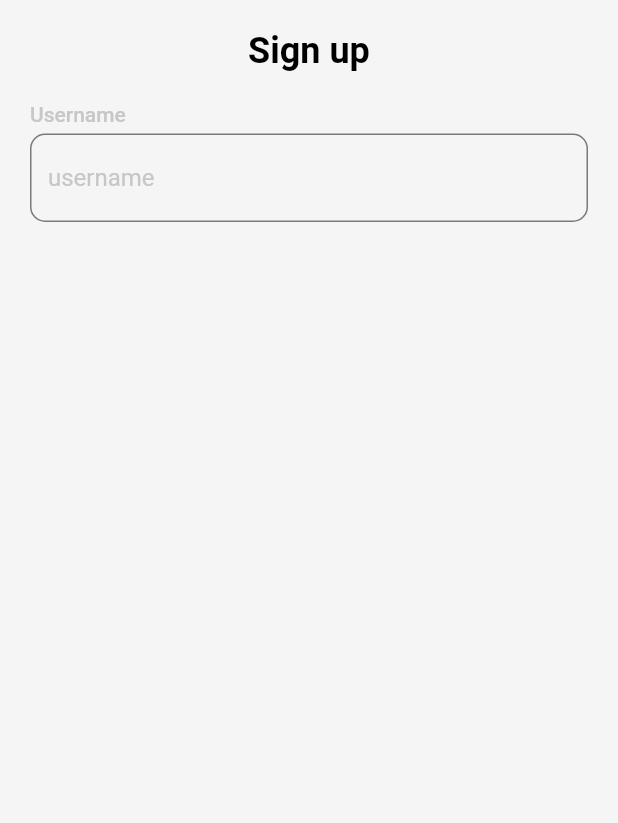
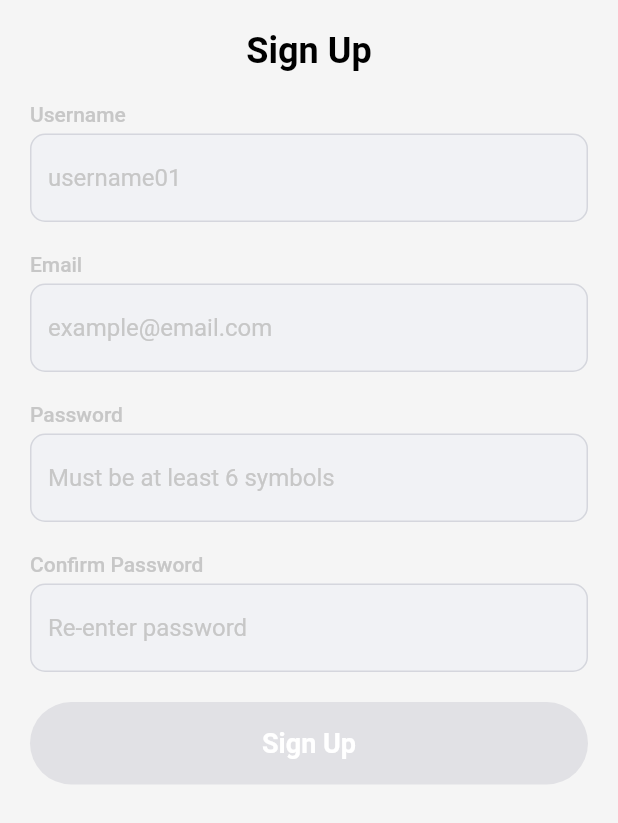
Before and after one commit to akab1902/PersonalTrainingApp, a Flutter app: the screen it shows after launch, on a phone screen of 412 x 824 dp. Shown: the top 823 px of the screen. Run offline on Flutter 3.47's test engine with Material 2 defaults, Android fonts, the phone set to English and light mode, and no system bars; our stand-ins replace firebase_core, flutter_bloc; accounts and stored records are empty.

Commit message:
add signup bloc

```diff
--- a/lib/core/ common_widgets/custom_button.dart
+++ b/lib/core/ common_widgets/custom_button.dart
@@ -1,10 +1,40 @@
 import 'package:flutter/material.dart';
 
+import '../const/color_constants.dart';
+
 class CustomButton extends StatelessWidget {
-  const CustomButton({Key? key}) : super(key: key);
+  final String title;
+  final bool isEnabled;
+  final Function() onTap;
+
+  const CustomButton({super.key, required this.title, this.isEnabled = true, required this.onTap});
 
   @override
   Widget build(BuildContext context) {
-    return Container();
+    return Container(
+      width: double.infinity,
+      height: 55,
+      decoration: BoxDecoration(
+        color: isEnabled ? ColorConstants.secondaryColor : ColorConstants.disabledColor,
+        borderRadius: BorderRadius.circular(100),
+      ),
+      child: Material(
+        color: Colors.transparent,
+        child: InkWell(
+          borderRadius: BorderRadius.circular(100),
+          onTap: onTap,
+          child: Center(
+            child: Text(
+              title,
+              style: const TextStyle(
+                color: ColorConstants.white,
+                fontSize: 18,
+                fontWeight: FontWeight.bold,
+              ),
+            ),
+          ),
+        ),
+      ),
+    );
   }
 }
--- a/lib/core/ common_widgets/custom_text_field.dart
+++ b/lib/core/ common_widgets/custom_text_field.dart
@@ -28,6 +28,12 @@ class CustomTextField extends StatefulWidget {
 class _CustomTextFieldState extends State<CustomTextField> {
   FocusNode focusNode = FocusNode();
   bool stateIsError = false;
+
+  @override
+  void didUpdateWidget(covariant CustomTextField oldWidget) {
+    super.didUpdateWidget(oldWidget);
+    stateIsError = focusNode.hasFocus ? false : widget.isError;
+  }
 
   @override
   void initState() {
@@ -71,7 +77,7 @@ class _CustomTextFieldState extends State<CustomTextField> {
               borderSide: BorderSide(
                   color: stateIsError
                       ? ColorConstants.errorColor
-                      : ColorConstants.texBlack.withOpacity(0.5))),
+                      : ColorConstants.textFieldBorder.withOpacity(0.5))),
           focusedBorder: OutlineInputBorder(
               borderRadius: BorderRadius.circular(10.0),
               borderSide:
@@ -79,7 +85,7 @@ class _CustomTextFieldState extends State<CustomTextField> {
           hintText: widget.placeholder,
           hintStyle: const TextStyle(color: ColorConstants.grey, fontSize: 16),
           filled: true,
-          fillColor: ColorConstants.backgroundWhite),
+          fillColor: ColorConstants.textFieldBackground),
       onChanged: (text) {
         setState(() {});
         widget.onTextChanged();
--- a/lib/core/const/color_constants.dart
+++ b/lib/core/const/color_constants.dart
@@ -3,11 +3,24 @@ import 'package:flutter/material.dart';
 class ColorConstants {
   static const primaryColor = Color(0xFFFF5C4C);
   static const secondaryColor = Color(0xFF3312FF);
+
   static const texBlack = Color(0xFF000000);
   static const texWhite = Color(0xFFFFFFFF);
   static const backgroundWhite = Color(0xFFF5F5F5);
+
   static const white = Color(0xFFFFFFFF);
   static const grey = Color(0xffc7c7c7);
   static const black = Color(0xFF000000);
+
   static const errorColor = Color(0xFFFF0000);
+
+  static const loadingBlack = Color(0x80000000);
+
+  static const textFieldBackground = Color(0xFFF1F2F5);
+  static const textFieldBorder = Color(0xFFB9BBC5);
+
+  static const disabledColor = Color(0xFFE1E1E5);
+
+  static const homeBackgroundColor = Color.fromRGBO(252, 252, 252, 1);
+  static const textGrey = Color(0xFF8F98A3);
 }
--- a/lib/core/const/text_constants.dart
+++ b/lib/core/const/text_constants.dart
@@ -3,7 +3,7 @@ class TextConstants {
   static const String login = 'Login';
 
   // Sign Up
-  static const String signUp = "Sign up";
+  static const String signUp = "Sign Up";
   static const String signIn = "Sign In";
   static const String signOut = "Sign Out";
 
--- a/lib/screens/signup/widget/signup_content.dart
+++ b/lib/screens/signup/widget/signup_content.dart
@@ -7,6 +7,7 @@ import 'package:personal_training_app/screens/signup/bloc/signup_bloc.dart';
 import '../../../core/ common_widgets/custom_button.dart';
 import '../../../core/ common_widgets/custom_text_field.dart';
 import '../../../core/ common_widgets/loading_widget.dart';
+import '../../../core/service/validation_service.dart';
 
 class SignUpContent extends StatelessWidget {
   const SignUpContent({Key? key}) : super(key: key);
@@ -58,6 +59,10 @@ class SignUpContent extends StatelessWidget {
             height: 20,
           ),
           _createForm(context),
+          const SizedBox(
+            height: 20,
+          ),
+          _createSignUpButton(context)
         ],
       ),
     ));
@@ -84,14 +89,23 @@ class SignUpContent extends StatelessWidget {
       child: BlocBuilder<SignupBloc, SignupState>(
         buildWhen: (_, currState) => currState is SignUpButtonEnableChangedState,
         builder: (context, state) {
-          return CustomButton();
+          return CustomButton(
+            title: TextConstants.signUp,
+            isEnabled: state is SignUpButtonEnableChangedState
+                ? state.isEnabled
+                : false,
+            onTap: () {
+              FocusScope.of(context).unfocus();
+              bloc.add(SignUpTappedEvent());
+            },
+          );
         },
       ),
     );
   }
 
   Widget _createForm(BuildContext context) {
-    // final bloc = BlocProvider.of<SignupBloc>(context);
+    final bloc = BlocProvider.of<SignupBloc>(context);
     return BlocBuilder<SignupBloc, SignupState>(
       buildWhen: (_, currState) => currState is ShowErrorState,
       builder: (context, state) {
@@ -99,12 +113,47 @@ class SignUpContent extends StatelessWidget {
           children: [
             CustomTextField(
               title: 'Username',
-              placeholder: 'username',
-              errorText: 'No text',
-              controller: TextEditingController(),
-              onTextChanged: () {},
+              placeholder: 'username01',
+              errorText: 'Invalid username',
+              controller: bloc.userNameController,
+              isError: state is ShowErrorState ? !ValidationService.username(bloc.userNameController.text) : false,
+              onTextChanged: () {
+                bloc.add(OnTextChangedEvent());
+              },
             ),
             const SizedBox(height: 20),
+            CustomTextField(
+              title: 'Email',
+              placeholder: 'example@email.com',
+              errorText: 'Invalid email',
+              controller: bloc.emailController,
+              isError: state is ShowErrorState ? !ValidationService.email(bloc.emailController.text) : false,
+              onTextChanged: () {
+                bloc.add(OnTextChangedEvent());
+              },
+            ),
+            const SizedBox(height: 20),
+            CustomTextField(
+              title: 'Password',
+              placeholder: 'Must be at least 6 symbols',
+              errorText: 'Weak password',
+              controller: bloc.passwordController,
+              isError: state is ShowErrorState ? !ValidationService.password(bloc.passwordController.text) : false,
+              onTextChanged: () {
+                bloc.add(OnTextChangedEvent());
+              },
+            ),
+            const SizedBox(height: 20),
+            CustomTextField(
+              title: 'Confirm Password',
+              placeholder: 'Re-enter password',
+              errorText: 'Passwords are not same',
+              controller: bloc.confirmPasswordController,
+              isError: state is ShowErrorState ? !ValidationService.confirmPassword(bloc.passwordController.text, bloc.confirmPasswordController.text) : false,
+              onTextChanged: () {
+                bloc.add(OnTextChangedEvent());
+              },
+            ),
           ],
         );
       },
```
Also changed, not shown: lib/screens/signup/bloc/signup_bloc.dart (+20 -19 lines).
